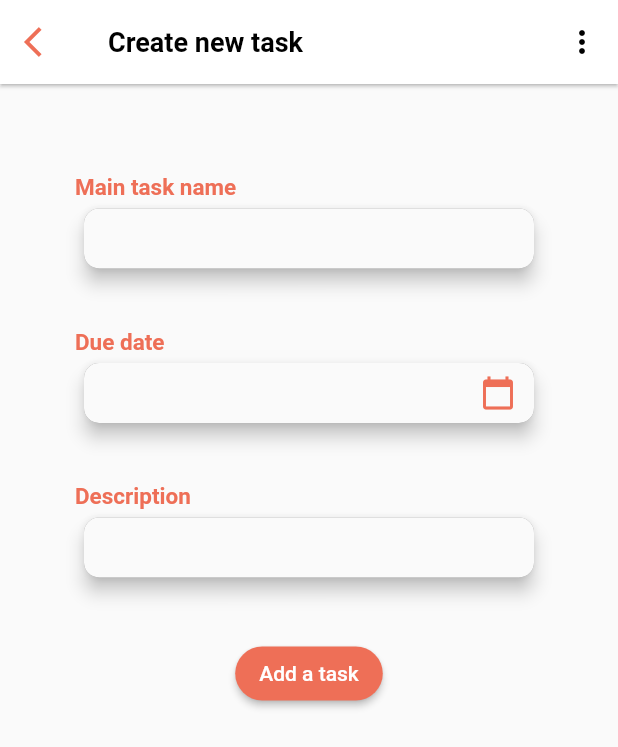
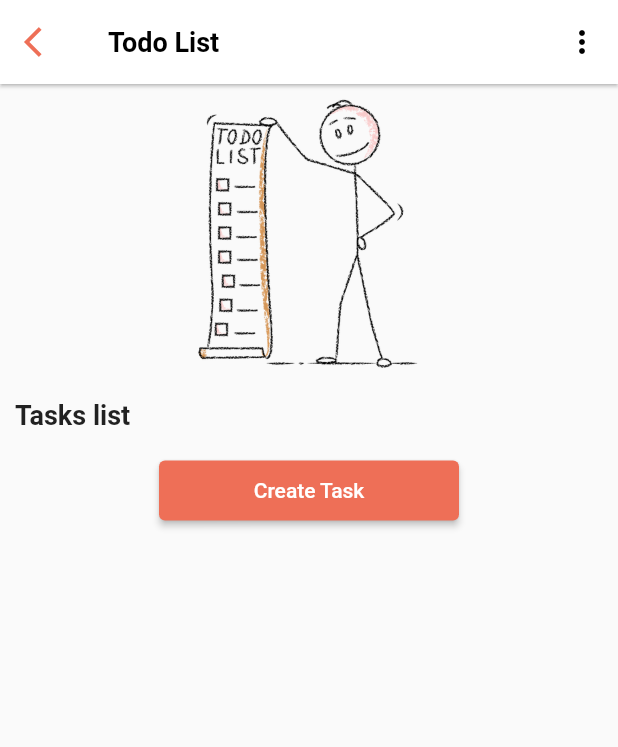
Before and after one commit to primequantuM4/2023-project-phase-mobile-tasks, a Flutter app: the screen it shows after launch, after a tap on "Get Started", on a phone screen of 412 x 824 dp. Shown: the top 747 px of the screen. Run offline on Flutter 3.47's test engine with Material 2 defaults, Android fonts, the phone set to English and light mode, and no system bars.

Commit message:
Finished Navigation, Routes, and Layouts

```diff
--- /dev/null
+++ b/on-boarding/todo/lib/Model/Tasks.dart
@@ -0,0 +1,8 @@
+class Tasks {
+  final String taskName;
+  final DateTime dueDate;
+  final String description;
+
+  Tasks(this.taskName, this.dueDate, this.description);
+
+}
--- a/on-boarding/todo/lib/main.dart
+++ b/on-boarding/todo/lib/main.dart
@@ -1,7 +1,6 @@
 import 'package:flutter/material.dart';
-
-import 'screens/todo_app.dart';
+import 'package:todo/screens/todo_app.dart';
 
 void main() {
-  runApp(const TodoApp());
+  runApp(TodoApp());
 }
--- a/on-boarding/todo/lib/screens/create_task_screen.dart
+++ b/on-boarding/todo/lib/screens/create_task_screen.dart
@@ -1,30 +1,20 @@
-
 import 'package:flutter/material.dart';
+import 'package:todo/widgets/custom_appbar.dart';
 
 import 'task_form.dart';
 
-class CreateTaskScreen extends StatelessWidget {
+class CreateTaskScreen extends StatefulWidget {
   CreateTaskScreen({super.key});
+
+  @override
+  State<CreateTaskScreen> createState() => _CreateTaskScreenState();
+}
+
+class _CreateTaskScreenState extends State<CreateTaskScreen> {
   @override
   Widget build(BuildContext context) {
     return Scaffold(
-      appBar: AppBar(
-        backgroundColor: Colors.white,
-        elevation: 1,
-        leading: IconButton(
-          icon: Icon(Icons.arrow_back_ios),
-          onPressed: () {
-            Navigator.pop(context);
-          },
-          color: Color(0xFFEE6F57),
-        ),
-        title: Text("Create new task",
-            style: TextStyle(
-                color: Colors.black,
-                fontWeight: FontWeight.w700,
-                fontSize: 18)),
-        actions: [IconButton(onPressed: () {}, icon: Icon(Icons.more_vert))],
-      ),
+      appBar: CustomAppBar(titleText: "Create new task",),
       body: TaskForm(),
     );
   }
--- a/on-boarding/todo/lib/screens/get_started_screen.dart
+++ b/on-boarding/todo/lib/screens/get_started_screen.dart
@@ -6,6 +6,6 @@ class GetStartedScreen extends StatelessWidget {
 
   @override
   Widget build(BuildContext context) {
-    return CustomWidgetBackgroundWithButton();
+    return Scaffold(body: CustomWidgetBackgroundWithButton());
   }
 }
--- a/on-boarding/todo/lib/screens/todo_app.dart
+++ b/on-boarding/todo/lib/screens/todo_app.dart
@@ -1,10 +1,17 @@
-
 import 'package:flutter/material.dart';
+import 'package:todo/Model/Tasks.dart';
+import 'package:todo/screens/create_task_screen.dart';
+import 'package:todo/screens/todo_list_screen.dart';
+import 'package:todo/screens/view_task.dart';
 
 import 'get_started_screen.dart';
 
 class TodoApp extends StatelessWidget {
   const TodoApp({super.key});
+  Widget viewTaskRouteBuilder(BuildContext context) {
+    final tasks = ModalRoute.of(context)!.settings.arguments as Tasks;
+    return ViewTask(tasks: tasks);
+  }
 
   @override
   Widget build(BuildContext context) {
@@ -20,9 +27,13 @@ class TodoApp extends StatelessWidget {
             actionsIconTheme: IconThemeData(color: Colors.black),
           )),
       title: "A2SV Tasks",
-      home: Scaffold(
-        body: GetStartedScreen(),
-      ),
+      initialRoute: '/',
+      routes: {
+        '/': (context) => const GetStartedScreen(),
+        '/todo-list': (context) => TodoListScreen(),
+        '/create-task': (context) => CreateTaskScreen(),
+        '/view-task': (context) => viewTaskRouteBuilder(context)
+      },
     );
   }
 }
--- /dev/null
+++ b/on-boarding/todo/lib/screens/todo_list_screen.dart
@@ -0,0 +1,80 @@
+import 'package:flutter/material.dart';
+import 'package:todo/Model/Tasks.dart';
+import 'package:todo/screens/create_task_screen.dart';
+import 'package:todo/screens/view_task.dart';
+import 'package:todo/widgets/custom_appbar.dart';
+import 'package:todo/widgets/task_card.dart';
+
+class TodoListScreen extends StatefulWidget {
+  TodoListScreen({super.key});
+
+  @override
+  State<TodoListScreen> createState() => _TodoListScreenState();
+}
+
+class _TodoListScreenState extends State<TodoListScreen> {
+  void _navigateToNextScreen(BuildContext context) async {
+    final Tasks? result = await Navigator.push(context, MaterialPageRoute(builder: (context) => CreateTaskScreen()));
+    if (result != null) {
+      setState(() {
+        taskCardInfo.add(result);
+      });
+    }
+  }
+
+  List<Tasks> taskCardInfo = [];
+
+  @override
+  Widget build(BuildContext context) {
+    return Scaffold(
+      appBar: CustomAppBar(titleText: "Todo List"),
+      body: Column(
+        children: [
+          Container(
+            alignment: Alignment.center,
+            child: Image.asset(
+              'images/stickman-with-todo-list.png',
+              width: 200,
+              height: 200,
+            ),
+          ),
+          Container(
+            alignment: Alignment.centerLeft,
+            margin: EdgeInsets.all(10),
+            child: Text(
+              "Tasks list",
+              style: TextStyle(fontWeight: FontWeight.bold, fontSize: 18),
+            ),
+          ),
+          Flexible(
+            fit: FlexFit.loose,
+            child: ListView(
+              shrinkWrap: true,
+              children: taskCardInfo.map((element) {
+                return InkWell(
+                    onTap: () {
+                      Navigator.push(context, MaterialPageRoute(builder: (context) => ViewTask(tasks: element)));
+                    },
+                    child: TaskCard(tasks: element));
+              }).toList(),
+            ),
+          ),
+          SizedBox(
+            height: 10,
+          ),
+          SizedBox(
+              width: 200,
+              height: 40,
+              child: ElevatedButton(
+                  style: ButtonStyle(
+                      backgroundColor:
+                          MaterialStateProperty.all(Color(0xFFEE6F57))),
+                  onPressed: () {
+                    _navigateToNextScreen(context);
+                  },
+                  child: Text("Create Task")))
+        ],
+      ),
+    );
+  }
+}
--- /dev/null
+++ b/on-boarding/todo/lib/screens/view_task.dart
@@ -0,0 +1,36 @@
+import 'package:flutter/material.dart';
+import 'package:intl/intl.dart';
+import 'package:todo/Model/Tasks.dart';
+import 'package:todo/widgets/custom_appbar.dart';
+import 'package:todo/widgets/custom_text_view.dart';
+
+class ViewTask extends StatelessWidget {
+  final Tasks tasks;
+  ViewTask({super.key, required this.tasks});
+
+  @override
+  Widget build(BuildContext context) {
+    return Scaffold(
+        appBar: CustomAppBar(titleText: "Task Detail"),
+        body: Column(
+          children: [
+            Image.asset(
+              'images/motivated-girl.png',
+            ),
+            SizedBox(
+              height: 15,
+            ),
+            CustomTextView(passedValue: tasks.taskName, textHeader: "Title",),
+            SizedBox(
+              height: 15,
+            ),
+            CustomTextView(passedValue: tasks.description, textHeader: "Description", height: 100,),
+            SizedBox(
+              height: 15,
+            ),
+            CustomTextView(passedValue: DateFormat("MMM dd, yyyy").format(tasks.dueDate), textHeader: "Due date")
+          ],
+        ),
+      );
+  }
+}
--- /dev/null
+++ b/on-boarding/todo/lib/widgets/custom_appbar.dart
@@ -0,0 +1,34 @@
+
+import 'package:flutter/material.dart';
+
+class CustomAppBar extends StatelessWidget implements PreferredSizeWidget {
+  final String titleText;
+  final VoidCallback? onLeadingPressed;
+  final VoidCallback? onActionPressed;
+  const CustomAppBar(
+      {super.key,
+      required this.titleText,
+      this.onLeadingPressed,
+      this.onActionPressed});
+
+  @override
+  Size get preferredSize => Size.fromHeight(kToolbarHeight);
+  @override
+  Widget build(BuildContext context) {
+    return AppBar(
+      backgroundColor: Colors.white,
+      elevation: 1,
+      leading: IconButton(
+        icon: Icon(Icons.arrow_back_ios),
+        onPressed: () {
+          Navigator.pop(context);
+        },
+        color: Color(0xFFEE6F57),
+      ),
+      title: Text(this.titleText,
+          style: TextStyle(
+              color: Colors.black, fontWeight: FontWeight.w700, fontSize: 18)),
+      actions: [IconButton(onPressed: () {}, icon: Icon(Icons.more_vert))],
+    );
+  }
+}
--- a/on-boarding/todo/lib/widgets/custom_button.dart
+++ b/on-boarding/todo/lib/widgets/custom_button.dart
@@ -4,7 +4,6 @@ class CustomButton extends StatelessWidget {
   const CustomButton({super.key, this.navigateTo, required this.text});
   final VoidCallback? navigateTo;
   final String text;
-  // final int borderRadius;
   @override
   Widget build(BuildContext context) {
     return Container(
--- a/on-boarding/todo/lib/widgets/custom_form_field.dart
+++ b/on-boarding/todo/lib/widgets/custom_form_field.dart
@@ -1,4 +1,3 @@
-
 import 'package:flutter/material.dart';
 
 class CustomFormField extends StatelessWidget {
@@ -7,12 +6,15 @@ class CustomFormField extends StatelessWidget {
       required this.taskName,
       required this.taskNameController,
       this.icon,
-      this.action});
+      this.action,
+      this.height
+      });
 
   final TextEditingController taskNameController;
   final String taskName;
   final IconData? icon;
   final VoidCallback? action;
+  final int? height;
 
   @override
   Widget build(BuildContext context) {
@@ -33,7 +35,7 @@ class CustomFormField extends StatelessWidget {
       ),
       Container(
         // alignment: Alignment.centerLeft,
-        height: 40,
+        height: (height == null ? 40 : height!.toDouble()),
         width: 300,
         decoration: BoxDecoration(
             color: Colors.grey, borderRadius: BorderRadius.circular(10)),
@@ -44,16 +46,17 @@ class CustomFormField extends StatelessWidget {
             maxLines: null,
             autocorrect: true,
             controller: taskNameController,
-            keyboardType: TextInputType.name,
+            keyboardType: TextInputType.multiline,
             style: const TextStyle(color: Colors.black),
             decoration: InputDecoration(
                 border: InputBorder.none,
                 suffixIcon: IconButton(
-                  onPressed: () {},
+                  onPressed: action,
                   icon: Icon(icon),
                   color: Color(0xFFEE6F57),
                 ),
-                contentPadding: EdgeInsets.only(top: 7, left: 10)),
+                contentPadding:
+                    EdgeInsets.symmetric(vertical: 7, horizontal: 12)),
           ),
         ),
       ),
--- a/on-boarding/todo/lib/widgets/custom_widget_background_with_button.dart
+++ b/on-boarding/todo/lib/widgets/custom_widget_background_with_button.dart
@@ -1,7 +1,5 @@
 
 import 'package:flutter/material.dart';
-
-import '../screens/create_task_screen.dart';
 import 'custom_button.dart';
 
 class CustomWidgetBackgroundWithButton extends StatelessWidget {
@@ -18,7 +16,7 @@ class CustomWidgetBackgroundWithButton extends StatelessWidget {
     ),
   );
   final Image _backgroundImage = Image.asset(
-    'assets/images/stick-man-painting-on-canvas.png',
+    'images/stick-man-painting-on-canvas.png',
     fit: BoxFit.contain,
     width: double.infinity,
     height: double.infinity,
@@ -30,8 +28,7 @@ class CustomWidgetBackgroundWithButton extends StatelessWidget {
       _backgroundImage,
       CustomButton(
           navigateTo: () {
-            Navigator.of(context).push(
-                MaterialPageRoute(builder: (context) => CreateTaskScreen()));
+            Navigator.pushNamed(context, '/todo-list');
           },
           text: "Get Started")
     ]);
--- a/on-boarding/todo/pubspec.yaml
+++ b/on-boarding/todo/pubspec.yaml
@@ -35,6 +35,7 @@ dependencies:
   # The following adds the Cupertino Icons font to your application.
   # Use with the CupertinoIcons class for iOS style icons.
   cupertino_icons: ^1.0.2
+  intl: ^0.18.1
 
 dev_dependencies:
   flutter_test:
@@ -60,9 +61,7 @@ flutter:
 
   # To add assets to your application, add an assets section, like this:
   assets:
-    - assets/images/
-    - assets/images/
-
+    - images/
   # An image asset can refer to one or more resolution-specific "variants", see
   # https://flutter.dev/assets-and-images/#resolution-aware
 
```
Also changed, not shown: on-boarding/todo/lib/screens/task_form.dart (+41 -11 lines), on-boarding/todo/lib/widgets/custom_text_view.dart (added, +41 -0 lines), on-boarding/todo/lib/widgets/task_card.dart (added, +76 -0 lines), on-boarding/todo/images/motivated-girl.png (added), on-boarding/todo/images/stick-man-painting-on-canvas.png (renamed from on-boarding/todo/assets/images/stick-man-painting-on-canvas.png), on-boarding/todo/images/stickman-with-todo-list.png (renamed from on-boarding/todo/assets/images/stickman-with-todo-list.png), on-boarding/todo/pubspec.lock.
